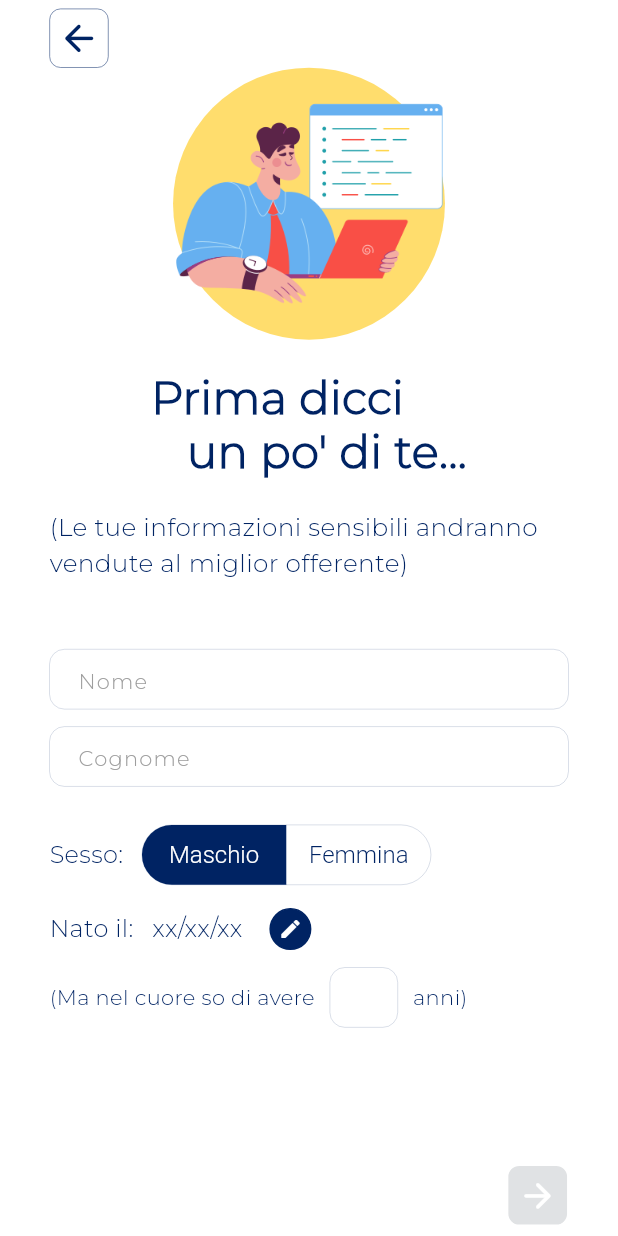
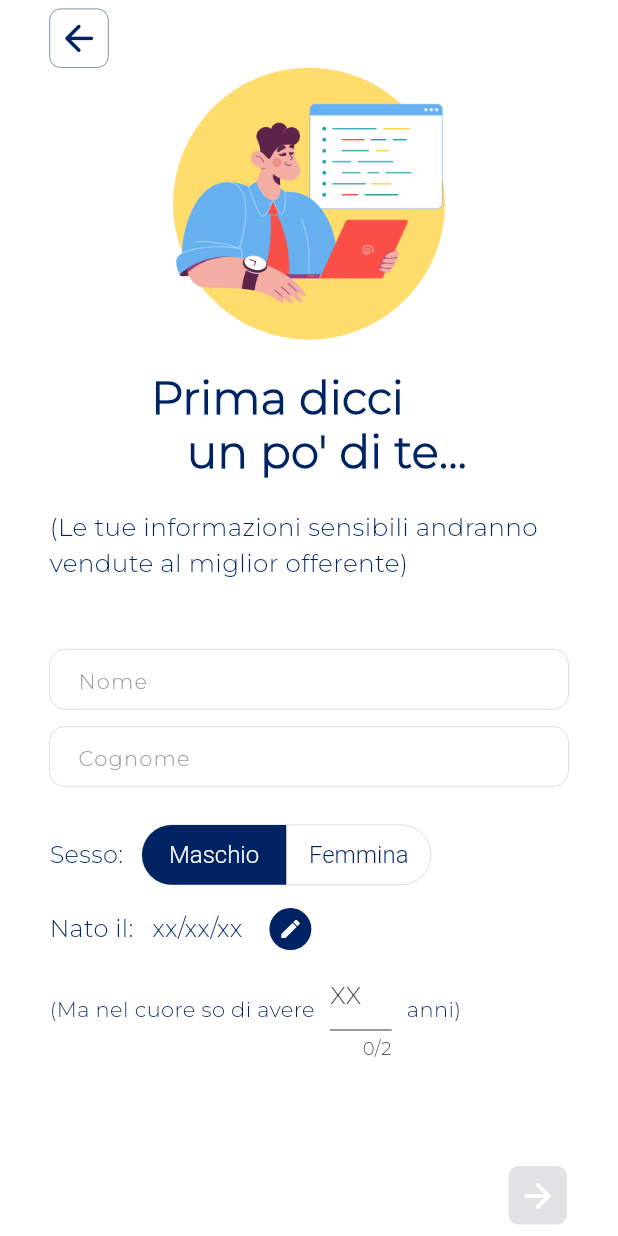
Before and after one commit to Geremia98/MGSApp, a Flutter app: the RegistrationScreen1 screen opened directly, on a phone screen of 412 x 824 dp. Run offline on Flutter 3.47's test engine with Material 3 defaults, Android fonts, the phone set to English and light mode, and no system bars; our stand-ins replace cached_network_image, cloud_firestore, cloud_functions, dotted_border, firebase_auth, firebase_core and 5 more; missing offline and left inert: flutter_stripe; accounts and stored records are empty; project files that could hold a hidden picture were left out.

Commit message:
Changes to registration screen

```diff
--- a/lib/screens/registration_screens/registration_screen1.dart
+++ b/lib/screens/registration_screens/registration_screen1.dart
@@ -1,3 +1,4 @@
+import 'package:flutter/services.dart';
 import 'package:mgs_app2/models/user_model.dart';
 import 'package:flutter/material.dart';
 import 'package:mgs_app2/screens/registration_screens/optional_registration_screen1.dart';
@@ -196,14 +197,17 @@ class _RegistrationScreen1State extends State<RegistrationScreen1> {
                         ),
                         Container(
                           margin: const EdgeInsets.symmetric(horizontal: 10),
-                          child: buildMyTextFormField(
-                            appConfig,
-                            hintText: 'XX',
-                            textPadding: 10,
-                            maxLength: 11,
+                          width: appConfig.getWidth() * 10,
+                          child: TextFormField(
+                            decoration: InputDecoration(
+                              hintText: 'XX',
+                            ),
+                            keyboardType: TextInputType.number,
+                            inputFormatters: [FilteringTextInputFormatter.digitsOnly],
+                            maxLength: 2,
                             onChanged: (value) {
                               _feelAge =
-                                  value!.isNotEmpty ? int.parse(value) : 0;
+                                  value.isNotEmpty ? int.parse(value) : 0;
                               calculateWetherEnablingTheButton();
                             },
                           ),
--- a/lib/widgets/personal_page_widgets/text_form_field_for_personal_screen.dart
+++ b/lib/widgets/personal_page_widgets/text_form_field_for_personal_screen.dart
@@ -1,4 +1,5 @@
 import 'package:flutter/material.dart';
+import 'package:flutter/services.dart';
 import 'package:mgs_app2/utilities/app_config.dart';
 import 'package:mgs_app2/utilities/constants_dimensions.dart';
 import 'package:mgs_app2/widgets/font.dart';
@@ -8,6 +9,7 @@ Widget buildMyTextFormField(
     double textPadding = 15,
   String labelText = '',
   TextInputType textInputType = TextInputType.text,
+  List<TextInputFormatter>? inputFormatters,
   IconData? icon,
   String hintText = '',
   TextEditingController? controller,
@@ -59,6 +61,7 @@ Widget buildMyTextFormField(
                 height: helperText ? heightTextFormFieldWithError : heightTextFormFieldWithoutError,
                 child: TextFormField(
             keyboardType: textInputType,
+            inputFormatters: inputFormatters,
             validator: validator,
             enabled: enabled,
             obscureText: obscureText,
```
Also changed, not shown: lib/screens/registration_screens/registration_screen3.dart (+37 -5 lines).
